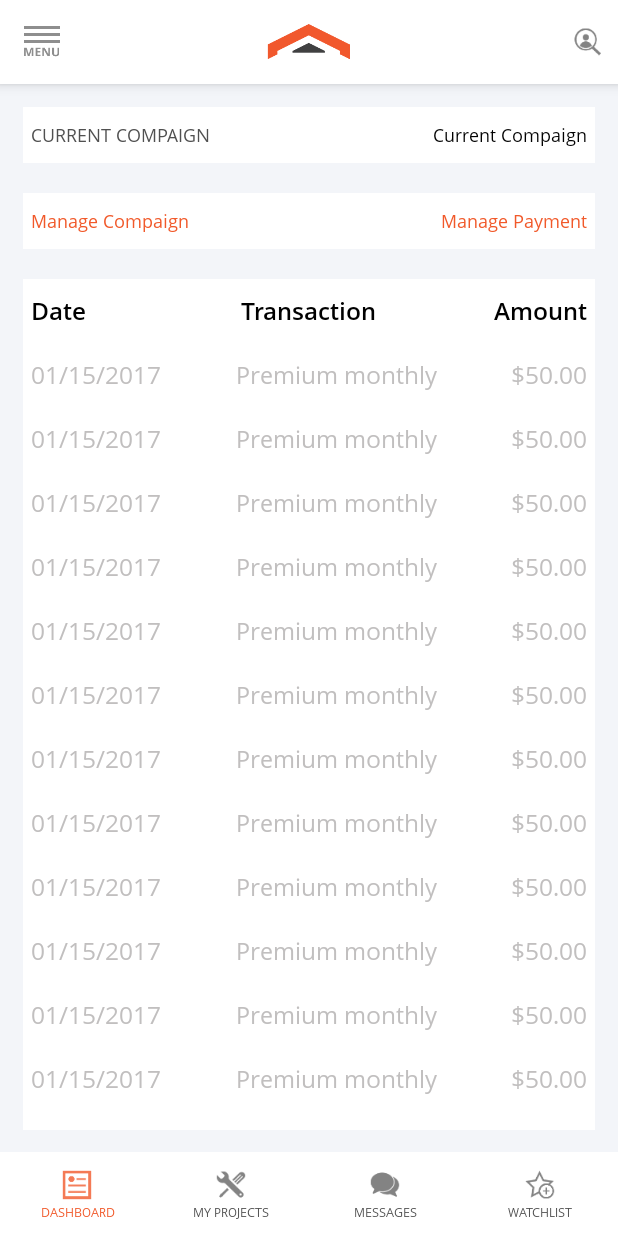
After one commit to surajcse116/ProringerPro, an Android app: the fragment TransactionHistory placed in its activity, on a phone screen of 412 x 824 dp. The commit adds this screen. Run offline under Robolectric (Android 15) with nearby library versions, the phone set to English and light mode, and no system bars; pictures from the network do not load; 6 statements that could not run were skipped.

Commit message:
suraj 20 feb

```diff
--- /dev/null
+++ b/app/src/main/java/com/android/llc/proringer/pro/proringerpro/adapter/AdapterTransactionHistory.java
@@ -0,0 +1,40 @@
+package com.android.llc.proringer.pro.proringerpro.adapter;
+
+import android.content.Context;
+import android.support.v7.widget.RecyclerView;
+import android.view.LayoutInflater;
+import android.view.View;
+import android.view.ViewGroup;
+
+import com.android.llc.proringer.pro.proringerpro.R;
+
+/**
+ * Created by su on 2/20/18.
+ */
+
+public class AdapterTransactionHistory extends RecyclerView.Adapter<AdapterTransactionHistory.MyViewHolder> {
+    Context context;
+    public  AdapterTransactionHistory(Context context){
+        this.context=context;
+    }
+    @Override
+    public AdapterTransactionHistory.MyViewHolder onCreateViewHolder(ViewGroup parent, int viewType) {
+        return new MyViewHolder(LayoutInflater.from(context).inflate(R.layout.adapter_transaction_history, parent, false));
+    }
+
+    @Override
+    public void onBindViewHolder(AdapterTransactionHistory.MyViewHolder holder, int position) {
+
+    }
+
+    @Override
+    public int getItemCount() {
+        return 50;
+    }
+
+    public class MyViewHolder extends RecyclerView.ViewHolder {
+        public MyViewHolder(View itemView) {
+            super(itemView);
+        }
+    }
+}
--- /dev/null
+++ b/app/src/main/java/com/android/llc/proringer/pro/proringerpro/fragmnets/drawerNav/TransactionHistory.java
@@ -0,0 +1,35 @@
+package com.android.llc.proringer.pro.proringerpro.fragmnets.drawerNav;
+
+import android.os.Bundle;
+import android.support.annotation.Nullable;
+import android.support.v4.app.Fragment;
+import android.support.v7.widget.LinearLayoutManager;
+import android.support.v7.widget.RecyclerView;
+import android.view.LayoutInflater;
+import android.view.View;
+import android.view.ViewGroup;
+
+import com.android.llc.proringer.pro.proringerpro.R;
+import com.android.llc.proringer.pro.proringerpro.adapter.AdapterTransactionHistory;
+
+/**
+ * Created by su on 2/20/18.
+ */
+
+public class TransactionHistory extends Fragment{
+    RecyclerView recyclerView;
+    @Nullable
+    @Override
+    public View onCreateView(LayoutInflater inflater, @Nullable ViewGroup container, @Nullable Bundle savedInstanceState) {
+        return inflater.inflate(R.layout.fragment_transaction_history, container, false);
+    }
+
+    @Override
+    public void onViewCreated(View view, @Nullable Bundle savedInstanceState) {
+        super.onViewCreated(view, savedInstanceState);
+        recyclerView=(RecyclerView) view.findViewById(R.id.rcv_transaction);
+        recyclerView.setLayoutManager(new LinearLayoutManager(getActivity()));
+        AdapterTransactionHistory adapterTransactionHistory=new AdapterTransactionHistory(getActivity());
+        recyclerView.setAdapter(adapterTransactionHistory);
+    }
+}
--- /dev/null
+++ b/app/src/main/res/layout/adapter_transaction_history.xml
@@ -0,0 +1,45 @@
+<?xml version="1.0" encoding="utf-8"?>
+<RelativeLayout xmlns:android="http://schemas.android.com/apk/res/android"
+    android:layout_width="match_parent"
+    android:layout_height="wrap_content"
+    android:background="@color/colorPrimary">
+
+
+    <com.android.llc.proringer.pro.proringerpro.viewsmod.textview.ProRegularTextView
+        android:id="@+id/tv_level_date"
+        android:layout_width="wrap_content"
+        android:layout_height="wrap_content"
+        android:paddingBottom="10dp"
+        android:paddingLeft="5dp"
+        android:paddingTop="10dp"
+        android:text="01/15/2017"
+        android:textColor="@color/colorDarkGray"
+        android:textSize="16sp" />
+
+
+    <com.android.llc.proringer.pro.proringerpro.viewsmod.textview.ProRegularTextView
+        android:id="@+id/tv_level_amount"
+        android:layout_width="wrap_content"
+        android:layout_height="wrap_content"
+        android:layout_alignParentRight="true"
+        android:paddingBottom="10dp"
+        android:paddingRight="5dp"
+        android:paddingTop="10dp"
+        android:text="$50.00"
+        android:textColor="@color/colorDarkGray"
+        android:textSize="16sp" />
+
+    <com.android.llc.proringer.pro.proringerpro.viewsmod.textview.ProRegularTextView
+        android:layout_width="wrap_content"
+        android:layout_height="wrap_content"
+        android:layout_toLeftOf="@+id/tv_level_amount"
+        android:layout_toRightOf="@+id/tv_level_date"
+        android:gravity="center"
+        android:paddingBottom="10dp"
+        android:paddingTop="10dp"
+        android:text="Premium monthly"
+        android:textColor="@color/colorDarkGray"
+        android:textSize="16sp" />
+
+
+</RelativeLayout>
--- /dev/null
+++ b/app/src/main/res/layout/fragment_campaigns_summary.xml
@@ -0,0 +1,6 @@
+<?xml version="1.0" encoding="utf-8"?>
+<android.support.constraint.ConstraintLayout
+    xmlns:android="http://schemas.android.com/apk/res/android" android:layout_width="match_parent"
+    android:layout_height="match_parent">
+
+</android.support.constraint.ConstraintLayout>
--- /dev/null
+++ b/app/src/main/res/layout/fragment_transact_analytics.xml
@@ -0,0 +1,6 @@
+<?xml version="1.0" encoding="utf-8"?>
+<android.support.constraint.ConstraintLayout
+    xmlns:android="http://schemas.android.com/apk/res/android" android:layout_width="match_parent"
+    android:layout_height="match_parent">
+
+</android.support.constraint.ConstraintLayout>
--- /dev/null
+++ b/app/src/main/res/layout/fragment_transaction_history.xml
@@ -0,0 +1,133 @@
+<?xml version="1.0" encoding="utf-8"?>
+<LinearLayout xmlns:android="http://schemas.android.com/apk/res/android"
+    android:layout_width="match_parent"
+    android:layout_height="match_parent"
+    android:background="@color/colorBGblueShade"
+    android:orientation="vertical"
+    android:padding="15dp">
+
+
+    <RelativeLayout
+        android:layout_width="match_parent"
+        android:layout_height="wrap_content"
+        android:background="@color/colorPrimary">
+
+        <com.android.llc.proringer.pro.proringerpro.viewsmod.textview.ProRegularTextView
+            android:layout_width="wrap_content"
+            android:layout_height="wrap_content"
+            android:paddingBottom="10dp"
+            android:paddingLeft="5dp"
+            android:paddingTop="10dp"
+            android:text="Current Compaign"
+            android:textAllCaps="true"
+            android:textColor="@color/colorTextDark"
+            android:textSize="12sp" />
+
+
+        <com.android.llc.proringer.pro.proringerpro.viewsmod.textview.ProRegularTextView
+            android:layout_width="wrap_content"
+            android:layout_height="wrap_content"
+            android:layout_alignParentRight="true"
+            android:paddingBottom="10dp"
+            android:paddingRight="5dp"
+            android:paddingTop="10dp"
+            android:text="Current Compaign"
+            android:textColor="@color/colorTextBlack"
+            android:textSize="12sp" />
+
+    </RelativeLayout>
+
+    <RelativeLayout
+        android:layout_width="match_parent"
+        android:layout_height="wrap_content"
+        android:layout_marginTop="20dp"
+        android:background="@color/colorPrimary">
+
+        <com.android.llc.proringer.pro.proringerpro.viewsmod.textview.ProRegularTextView
+            android:layout_width="wrap_content"
+            android:layout_height="wrap_content"
+            android:paddingBottom="10dp"
+            android:paddingLeft="5dp"
+            android:paddingTop="10dp"
+            android:text="Manage Compaign"
+            android:textColor="@color/colorAccent"
+            android:textSize="12sp" />
+
+
+        <com.android.llc.proringer.pro.proringerpro.viewsmod.textview.ProRegularTextView
+            android:layout_width="wrap_content"
+            android:layout_height="wrap_content"
+            android:layout_alignParentRight="true"
+            android:paddingBottom="10dp"
+            android:paddingRight="5dp"
+            android:paddingTop="10dp"
+            android:text="Manage Payment"
+            android:textColor="@color/colorAccent"
+            android:textSize="12sp" />
+
+    </RelativeLayout>
+
+
+    <RelativeLayout
+        android:layout_width="match_parent"
+        android:layout_height="wrap_content"
+        android:layout_marginTop="20dp"
+        android:background="@color/colorPrimary">
+
+        <LinearLayout
+            android:id="@+id/LL_level"
+            android:layout_width="match_parent"
+            android:layout_height="wrap_content"
+            android:orientation="horizontal"
+            android:weightSum="3">
+
+            <com.android.llc.proringer.pro.proringerpro.viewsmod.textview.ProSemiBoldTextView
+                android:id="@+id/tv_level_date"
+                android:layout_width="0dp"
+                android:layout_height="wrap_content"
+                android:layout_weight="1"
+                android:paddingBottom="10dp"
+                android:paddingLeft="5dp"
+                android:paddingTop="10dp"
+                android:text="Date"
+                android:textColor="@color/colorTextBlack"
+                android:textSize="16sp" />
+
+
+            <com.android.llc.proringer.pro.proringerpro.viewsmod.textview.ProSemiBoldTextView
+                android:layout_width="0dp"
+                android:layout_height="wrap_content"
+                android:layout_weight="1"
+                android:gravity="center"
+                android:paddingBottom="10dp"
+                android:paddingTop="10dp"
+                android:text="Transaction"
+                android:textColor="@color/colorTextBlack"
+                android:textSize="16sp" />
+
+            <com.android.llc.proringer.pro.proringerpro.viewsmod.textview.ProSemiBoldTextView
+                android:id="@+id/tv_level_amount"
+                android:layout_width="0dp"
+                android:layout_height="wrap_content"
+                android:layout_weight="1"
+                android:paddingBottom="10dp"
+                android:paddingRight="5dp"
+                android:paddingTop="10dp"
+                android:text="Amount"
+                android:gravity="right"
+                android:textColor="@color/colorTextBlack"
+                android:textSize="16sp" />
+
+
+        </LinearLayout>
+
+        <android.support.v7.widget.RecyclerView
+            android:id="@+id/rcv_transaction"
+            android:layout_width="match_parent"
+            android:layout_height="wrap_content"
+            android:layout_below="@+id/LL_level" />
+
+    </RelativeLayout>
+
+
+</LinearLayout>
```
Also changed, not shown: app/src/main/java/com/android/llc/proringer/pro/proringerpro/activities/LandScreenActivity.java (+88 -16 lines), app/src/main/java/com/android/llc/proringer/pro/proringerpro/fragmnets/drawerNav/AccountAnalytics.java (added, +23 -0 lines), app/src/main/java/com/android/llc/proringer/pro/proringerpro/fragmnets/drawerNav/CampaignsSummary.java (added, +23 -0 lines), app/src/main/res/layout/activity_my_profile.xml (+0 -31 lines).
